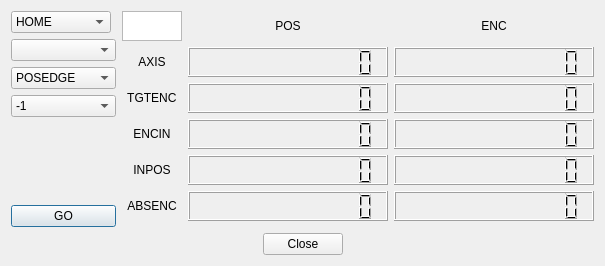
Qt form icepapCMS/ui_icepapcms/qt_designer_files/dialoghomesrch.ui (ALBA-Synchrotron/IcepapCMS) before a commit.
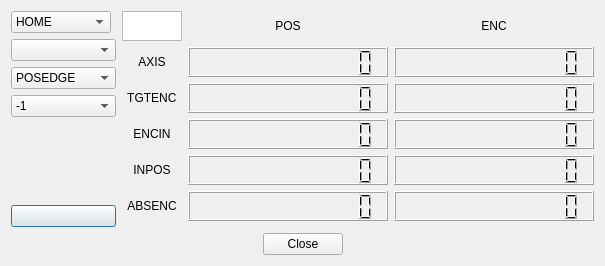
The same form after that commit.

Commit message: A working HOME/SRCH dialog.

Diff of the .ui file:
```diff
--- a/icepapCMS/ui_icepapcms/qt_designer_files/dialoghomesrch.ui
+++ b/icepapCMS/ui_icepapcms/qt_designer_files/dialoghomesrch.ui
@@ -89,9 +89,15 @@
         </spacer>
        </item>
        <item>
-        <widget class="QPushButton" name="btnGo">
+        <widget class="QPushButton" name="btnGoStop">
+         <property name="font">
+          <font>
+           <weight>75</weight>
+           <bold>true</bold>
+          </font>
+         </property>
          <property name="text">
-          <string>GO</string>
+          <string/>
          </property>
         </widget>
        </item>
```
Left out of the diff: 22 changed lines with no effect on the pictures. The commit also changes 2 other files.
